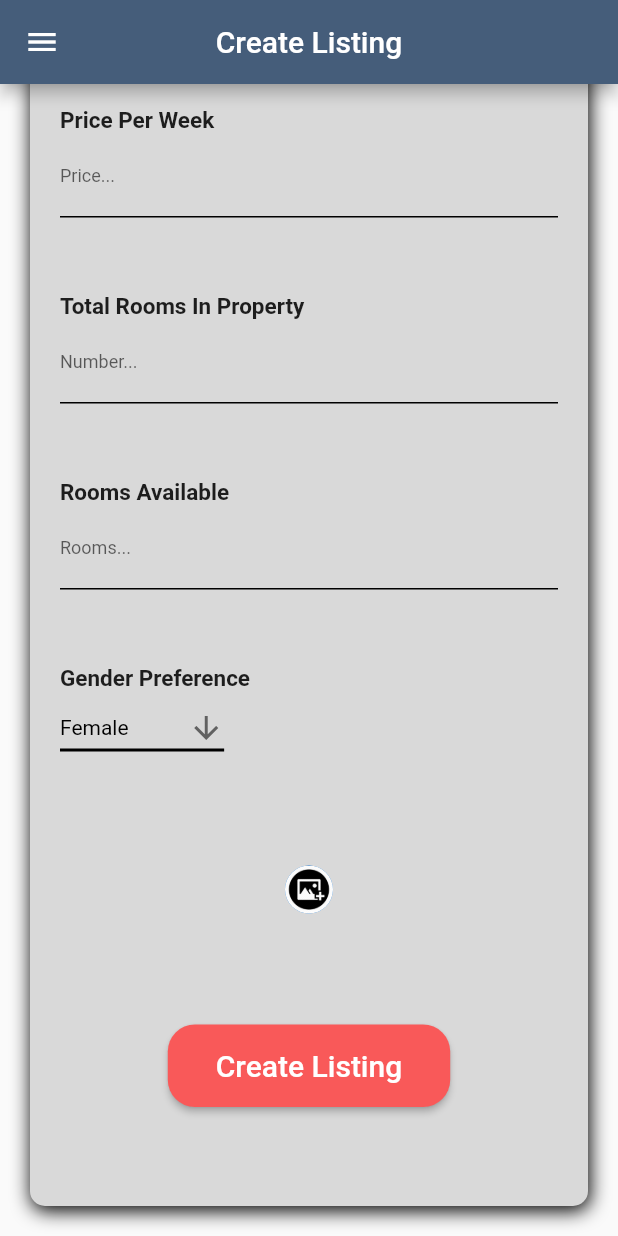
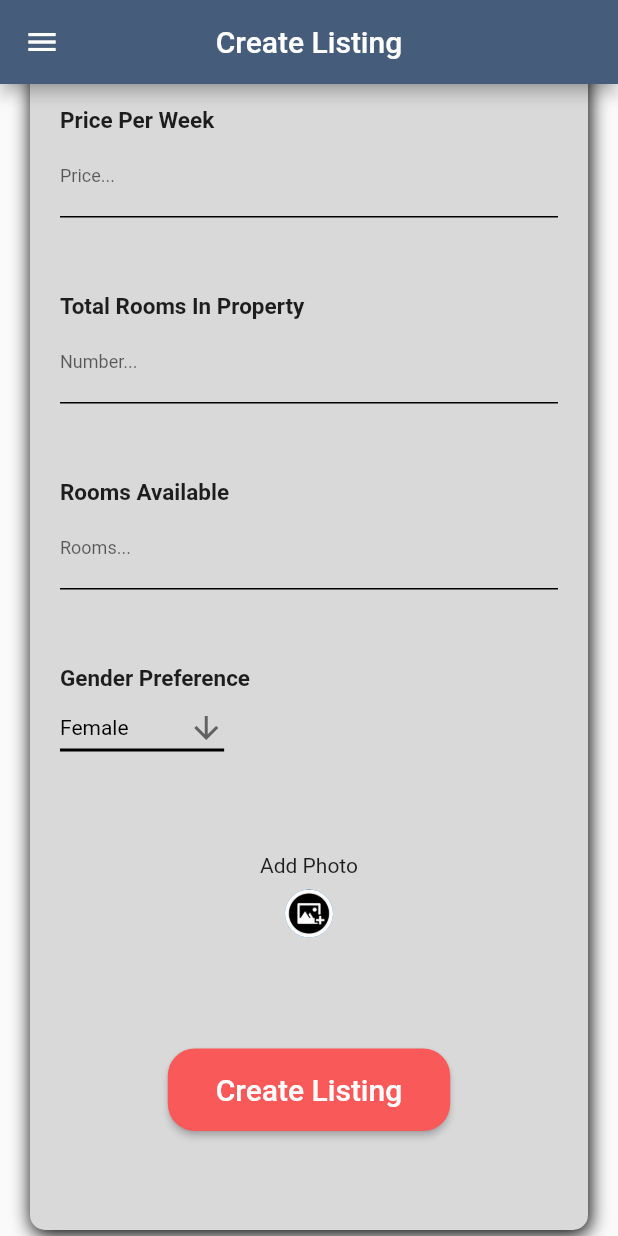
Before and after one commit to SamKingDev/AstonHack2021, a Flutter app: the createListingPage screen opened by its route, scrolled down 409 dp, on a phone screen of 412 x 824 dp. Run offline on Flutter 3.47's test engine with Material 2 defaults, Android fonts, the phone set to English and light mode, and no system bars; our stand-ins replace cloud_firestore, firebase_auth, firebase_core, firebase_storage, google_sign_in, image_picker; accounts and stored records are empty.

Commit message:
changing photo size

```diff
--- a/lib/screens/createListing/createListing.dart
+++ b/lib/screens/createListing/createListing.dart
@@ -221,10 +221,12 @@ class _createListingPageState extends State<createListingPage> {
                                       .ref(
                                           'listing/${DateTime.now().toIso8601String()}.png')
                                       .putFile(f);
-                                  imageURLS.add(await uploadTask.ref.getDownloadURL());
+                                  imageURLS.add(
+                                      await uploadTask.ref.getDownloadURL());
                                 });
                                 return imageURLS;
                               }
+
                               void insertRow() async {
                                 Listing listing = new Listing(
                                     titleCont.text,
@@ -243,6 +245,7 @@ class _createListingPageState extends State<createListingPage> {
                                     .collection("listings")
                                     .add(listing.toFirebase());
                               }
+
                               insertRow();
                             },
                           ),
@@ -319,11 +322,13 @@ class _ImagesState extends State<Images> {
       Container(
         padding: const EdgeInsets.fromLTRB(0, 10, 0, 0),
           child: Container(
-          child: Center(
+            child: Column(
+              children: [
+                Text('Add Photo'),
+                Center(
                     child: IconButton(
                       icon: CircleAvatar(
                         backgroundImage: AssetImage('assets/empty_photo.png'),
-                radius: 30.0,
                       ),
                       onPressed: () => showDialog(
                         context: context,
@@ -333,14 +338,18 @@ class _ImagesState extends State<Images> {
                       ),
                     ),
                 ),
+              ],
+            ),
           ),
         ),
     );
     widget.images.forEach((img) {
       imgs.add(Container(
-        child: AspectRatio(
-            aspectRatio: 1 / 1, child: Image(image: AssetImage(img.path))),
-        height: 50,
+           child: Padding(
+             padding: const EdgeInsets.all(20.0),
+             child: Image(image: AssetImage(img.path)),
+           ),
+        height: 300,
       ));
     });
     return Column(children: imgs);
```
Lines whose indentation alone changed are shown as unchanged.
